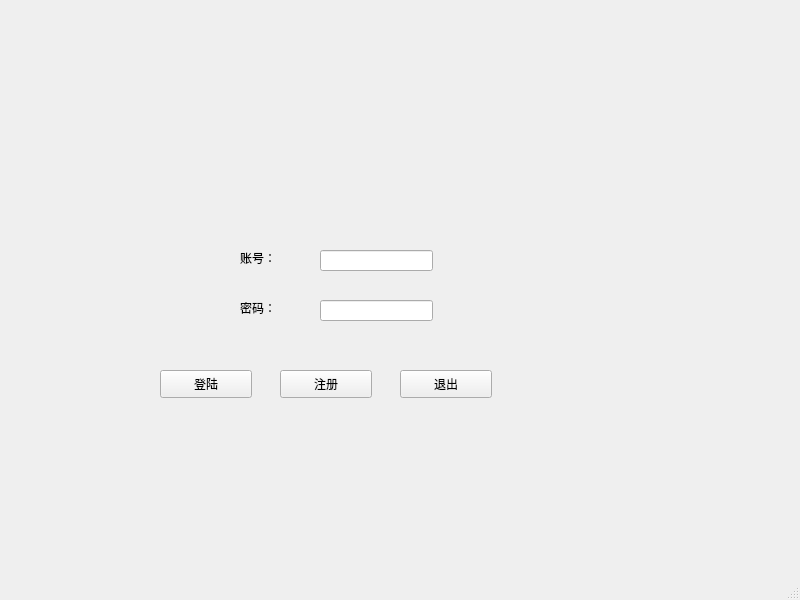
The window that UI/UI_login.ui (6naykai/GamingPlatform) describes before a commit, drawn with Qt 5.
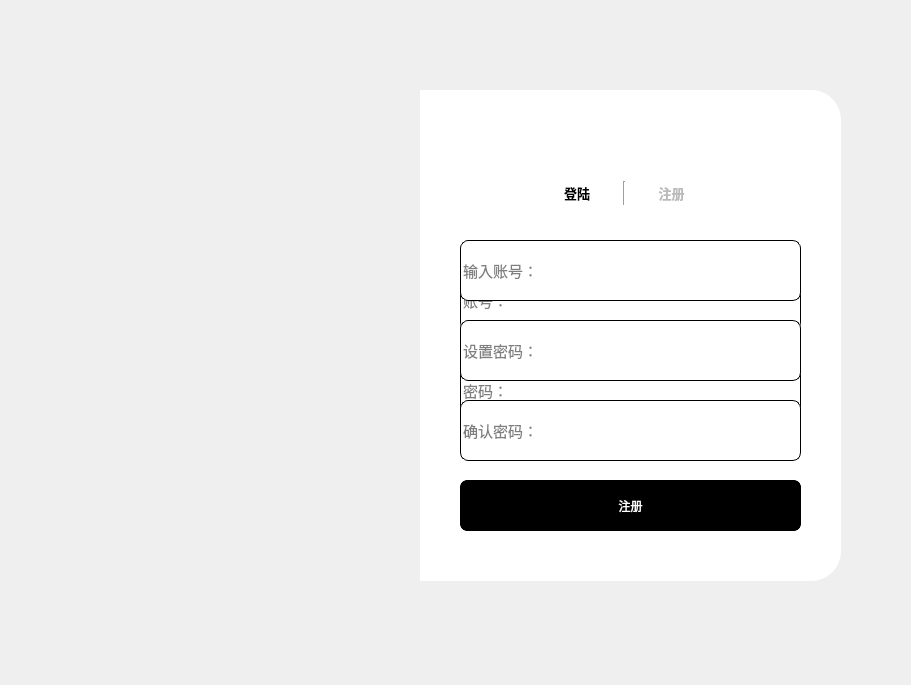
The same window after the commit. Icons and pictures are not drawn.

Commit message: 登陆页面美化完成

```diff
--- a/UI/UI_login.ui
+++ b/UI/UI_login.ui
@@ -2,115 +2,374 @@
 <ui version="4.0">
  <class>MainWindow</class>
  <widget class="QMainWindow" name="MainWindow">
+  <property name="enabled">
+   <bool>true</bool>
+  </property>
   <property name="geometry">
    <rect>
     <x>0</x>
     <y>0</y>
-    <width>800</width>
-    <height>600</height>
+    <width>911</width>
+    <height>685</height>
    </rect>
   </property>
   <property name="windowTitle">
    <string>MainWindow</string>
   </property>
   <widget class="QWidget" name="centralwidget">
-   <widget class="QPushButton" name="pushButton_landing">
-    <property name="geometry">
-     <rect>
-      <x>160</x>
-      <y>370</y>
-      <width>92</width>
-      <height>28</height>
-     </rect>
-    </property>
-    <property name="text">
-     <string>登陆</string>
-    </property>
-   </widget>
-   <widget class="QPushButton" name="pushButton_enroll">
-    <property name="geometry">
-     <rect>
-      <x>280</x>
-      <y>370</y>
-      <width>92</width>
-      <height>28</height>
-     </rect>
-    </property>
-    <property name="text">
-     <string>注册</string>
-    </property>
-   </widget>
-   <widget class="QPushButton" name="pushButton_quit">
-    <property name="geometry">
-     <rect>
-      <x>400</x>
-      <y>370</y>
-      <width>92</width>
-      <height>28</height>
-     </rect>
-    </property>
-    <property name="text">
-     <string>退出</string>
-    </property>
-   </widget>
-   <widget class="QLineEdit" name="lineEdit_2">
-    <property name="geometry">
-     <rect>
-      <x>320</x>
-      <y>300</y>
-      <width>113</width>
-      <height>21</height>
-     </rect>
-    </property>
-   </widget>
-   <widget class="QLineEdit" name="lineEdit_3">
-    <property name="geometry">
-     <rect>
-      <x>320</x>
-      <y>250</y>
-      <width>113</width>
-      <height>21</height>
-     </rect>
-    </property>
-   </widget>
    <widget class="QLabel" name="label">
     <property name="geometry">
      <rect>
-      <x>240</x>
-      <y>250</y>
-      <width>72</width>
-      <height>15</height>
+      <x>80</x>
+      <y>90</y>
+      <width>340</width>
+      <height>490</height>
      </rect>
     </property>
+    <property name="styleSheet">
+     <string notr="true">border-image: url(:/images/images/background.jpeg);
+border-top-left-radius:30px;
+border-bottom-left-radius:30px;</string>
+    </property>
     <property name="text">
-     <string>账号：</string>
+     <string/>
     </property>
    </widget>
    <widget class="QLabel" name="label_2">
     <property name="geometry">
      <rect>
-      <x>240</x>
-      <y>300</y>
-      <width>72</width>
-      <height>15</height>
+      <x>420</x>
+      <y>90</y>
+      <width>421</width>
+      <height>491</height>
      </rect>
     </property>
+    <property name="styleSheet">
+     <string notr="true">background-color: rgb(255, 255, 255);
+border-top-right-radius:30px;
+border-bottom-right-radius:30px;</string>
+    </property>
     <property name="text">
-     <string>密码：</string>
+     <string/>
     </property>
    </widget>
+   <widget class="QWidget" name="widget" native="true">
+    <property name="enabled">
+     <bool>true</bool>
+    </property>
+    <property name="geometry">
+     <rect>
+      <x>520</x>
+      <y>170</y>
+      <width>208</width>
+      <height>46</height>
+     </rect>
+    </property>
+    <layout class="QHBoxLayout" name="horizontalLayout">
+     <property name="spacing">
+      <number>0</number>
+     </property>
+     <property name="leftMargin">
+      <number>11</number>
+     </property>
+     <property name="topMargin">
+      <number>11</number>
+     </property>
+     <property name="rightMargin">
+      <number>11</number>
+     </property>
+     <property name="bottomMargin">
+      <number>11</number>
+     </property>
+     <item>
+      <widget class="QPushButton" name="pushButton_landing">
+       <property name="enabled">
+        <bool>true</bool>
+       </property>
+       <property name="font">
+        <font>
+         <pointsize>10</pointsize>
+         <weight>75</weight>
+         <bold>true</bold>
+        </font>
+       </property>
+       <property name="styleSheet">
+        <string notr="true">#pushButton_landing{
+	border:none;
+	color: black;
+}
+#pushButton_landing:focus{
+	
+}</string>
+       </property>
+       <property name="text">
+        <string>登陆</string>
+       </property>
+      </widget>
+     </item>
+     <item>
+      <widget class="Line" name="line">
+       <property name="orientation">
+        <enum>Qt::Vertical</enum>
+       </property>
+      </widget>
+     </item>
+     <item>
+      <widget class="QPushButton" name="pushButton_enroll">
+       <property name="font">
+        <font>
+         <pointsize>10</pointsize>
+         <weight>75</weight>
+         <bold>true</bold>
+        </font>
+       </property>
+       <property name="styleSheet">
+        <string notr="true">#pushButton_enroll{
+	border:none;
+	color: rgb(186, 186, 186);
+}
+#pushButton_enroll:focus{
+	
+}</string>
+       </property>
+       <property name="text">
+        <string>注册</string>
+       </property>
+      </widget>
+     </item>
+    </layout>
+   </widget>
+   <widget class="QWidget" name="widget_landing" native="true">
+    <property name="geometry">
+     <rect>
+      <x>440</x>
+      <y>220</y>
+      <width>381</width>
+      <height>341</height>
+     </rect>
+    </property>
+    <widget class="QLineEdit" name="lineEdit">
+     <property name="geometry">
+      <rect>
+       <x>20</x>
+       <y>50</y>
+       <width>341</width>
+       <height>61</height>
+      </rect>
+     </property>
+     <property name="font">
+      <font>
+       <pointsize>11</pointsize>
+      </font>
+     </property>
+     <property name="styleSheet">
+      <string notr="true">border:1px solid rgb(0,0,0);
+border-radius:8px;</string>
+     </property>
+     <property name="placeholderText">
+      <string>账号：</string>
+     </property>
+    </widget>
+    <widget class="QLineEdit" name="lineEdit_2">
+     <property name="geometry">
+      <rect>
+       <x>20</x>
+       <y>140</y>
+       <width>341</width>
+       <height>61</height>
+      </rect>
+     </property>
+     <property name="font">
+      <font>
+       <pointsize>11</pointsize>
+      </font>
+     </property>
+     <property name="styleSheet">
+      <string notr="true">border:1px solid rgb(0,0,0);
+border-radius:8px;</string>
+     </property>
+     <property name="echoMode">
+      <enum>QLineEdit::Password</enum>
+     </property>
+     <property name="placeholderText">
+      <string>密码：</string>
+     </property>
+    </widget>
+    <widget class="QPushButton" name="pushButton_login">
+     <property name="geometry">
+      <rect>
+       <x>20</x>
+       <y>260</y>
+       <width>341</width>
+       <height>51</height>
+      </rect>
+     </property>
+     <property name="styleSheet">
+      <string notr="true">#pushButton_login{
+	background-color: rgb(0, 0, 0);
+	color: rgb(255, 255, 255);
+	border:3px solid rgb(0,0,0);
+	border-radius:8px;
+}
+#pushButton_login:hover{
+	background-color: rgb(255, 255, 255);
+	color: rgb(0, 0, 0);
+}
+#pushButton_login:pressed{
+	padding-top:5px;
+	padding-left:5px;
+}</string>
+     </property>
+     <property name="text">
+      <string>登陆</string>
+     </property>
+    </widget>
+    <widget class="QCheckBox" name="checkBox">
+     <property name="geometry">
+      <rect>
+       <x>30</x>
+       <y>220</y>
+       <width>88</width>
+       <height>19</height>
+      </rect>
+     </property>
+     <property name="text">
+      <string>记住密码</string>
+     </property>
+    </widget>
+   </widget>
+   <widget class="QPushButton" name="pushButton_2">
+    <property name="geometry">
+     <rect>
+      <x>790</x>
+      <y>110</y>
+      <width>41</width>
+      <height>31</height>
+     </rect>
+    </property>
+    <property name="styleSheet">
+     <string notr="true">border:none;</string>
+    </property>
+    <property name="text">
+     <string/>
+    </property>
+    <property name="icon">
+     <iconset resource="../resource.qrc">
+      <normaloff>:/icons/icons/close.png</normaloff>:/icons/icons/close.png</iconset>
+    </property>
+   </widget>
+   <widget class="QWidget" name="widget_enroll" native="true">
+    <property name="geometry">
+     <rect>
+      <x>440</x>
+      <y>220</y>
+      <width>381</width>
+      <height>341</height>
+     </rect>
+    </property>
+    <widget class="QLineEdit" name="lineEdit_3">
+     <property name="geometry">
+      <rect>
+       <x>20</x>
+       <y>20</y>
+       <width>341</width>
+       <height>61</height>
+      </rect>
+     </property>
+     <property name="font">
+      <font>
+       <pointsize>11</pointsize>
+      </font>
+     </property>
+     <property name="styleSheet">
+      <string notr="true">border:1px solid rgb(0,0,0);
+border-radius:8px;</string>
+     </property>
+     <property name="placeholderText">
+      <string>输入账号：</string>
+     </property>
+    </widget>
+    <widget class="QLineEdit" name="lineEdit_4">
+     <property name="geometry">
+      <rect>
+       <x>20</x>
+       <y>100</y>
+       <width>341</width>
+       <height>61</height>
+      </rect>
+     </property>
+     <property name="font">
+      <font>
+       <pointsize>11</pointsize>
+      </font>
+     </property>
+     <property name="styleSheet">
+      <string notr="true">border:1px solid rgb(0,0,0);
+border-radius:8px;</string>
+     </property>
+     <property name="echoMode">
+      <enum>QLineEdit::Password</enum>
+     </property>
+     <property name="placeholderText">
+      <string>设置密码：</string>
+     </property>
+    </widget>
+    <widget class="QLineEdit" name="lineEdit_5">
+     <property name="geometry">
+      <rect>
+       <x>20</x>
+       <y>180</y>
+       <width>341</width>
+       <height>61</height>
+      </rect>
+     </property>
+     <property name="font">
+      <font>
+       <pointsize>11</pointsize>
+      </font>
+     </property>
+     <property name="styleSheet">
+      <string notr="true">border:1px solid rgb(0,0,0);
+border-radius:8px;</string>
+     </property>
+     <property name="echoMode">
+      <enum>QLineEdit::Password</enum>
+     </property>
+     <property name="placeholderText">
+      <string>确认密码：</string>
+     </property>
+    </widget>
+    <widget class="QPushButton" name="pushButton_register">
+     <property name="geometry">
+      <rect>
+       <x>20</x>
+       <y>260</y>
+       <width>341</width>
+       <height>51</height>
+      </rect>
+     </property>
+     <property name="styleSheet">
+      <string notr="true">#pushButton_register{
+	background-color: rgb(0, 0, 0);
+	color: rgb(255, 255, 255);
+	border:3px solid rgb(0,0,0);
+	border-radius:8px;
+}
+#pushButton_register:hover{
+	background-color: rgb(255, 255, 255);
+	color: rgb(0, 0, 0);
+}
+#pushButton_register:pressed{
+	padding-top:5px;
+	padding-left:5px;
+}</string>
+     </property>
+     <property name="text">
+      <string>注册</string>
+     </property>
+    </widget>
+   </widget>
   </widget>
-  <widget class="QMenuBar" name="menubar">
-   <property name="geometry">
-    <rect>
-     <x>0</x>
-     <y>0</y>
-     <width>800</width>
-     <height>26</height>
-    </rect>
-   </property>
-  </widget>
-  <widget class="QStatusBar" name="statusbar"/>
  </widget>
  <resources/>
  <connections/>
```
Left out of the diff: 23 changed lines with no effect on the pictures. The commit also changes 9 other files.
